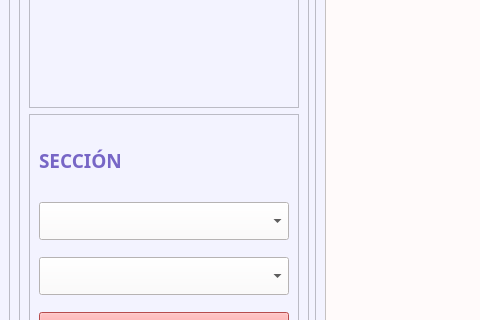
This is ui/sectionwindow.ui in GleymarP/WynPlan as Qt 5 draws it before an edit; both pictures show x 0 to 480 and y 238 to 558 of the 1280 by 720 pixel window. The edited form follows.
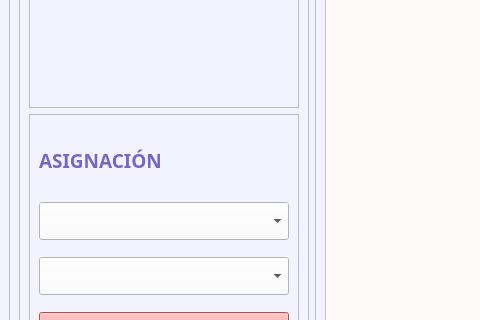
This is the edited form. Icons and pictures are not drawn.

What changed in the file:
```diff
--- a/ui/sectionwindow.ui
+++ b/ui/sectionwindow.ui
@@ -38,7 +38,7 @@
          <x>0</x>
          <y>0</y>
          <width>1246</width>
-         <height>678</height>
+         <height>677</height>
         </rect>
        </property>
        <layout class="QHBoxLayout" name="horizontalLayout">
@@ -129,7 +129,7 @@
 </string>
                 </property>
                 <property name="text">
-                 <string>SECCIÓN</string>
+                 <string>ASIGNACIÓN</string>
                 </property>
                </widget>
               </item>
```
Left out of the diff: 2 changed lines with no effect on the pictures.
